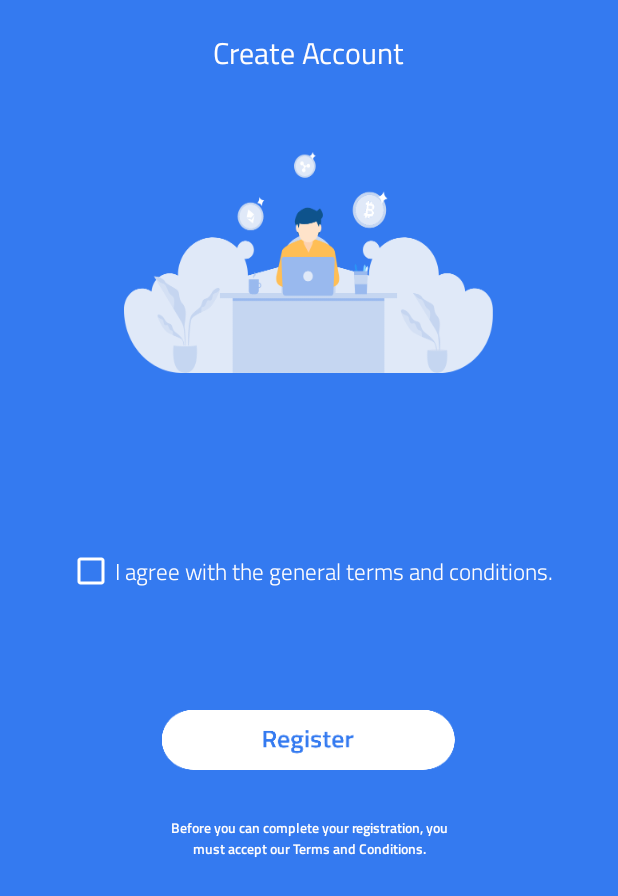
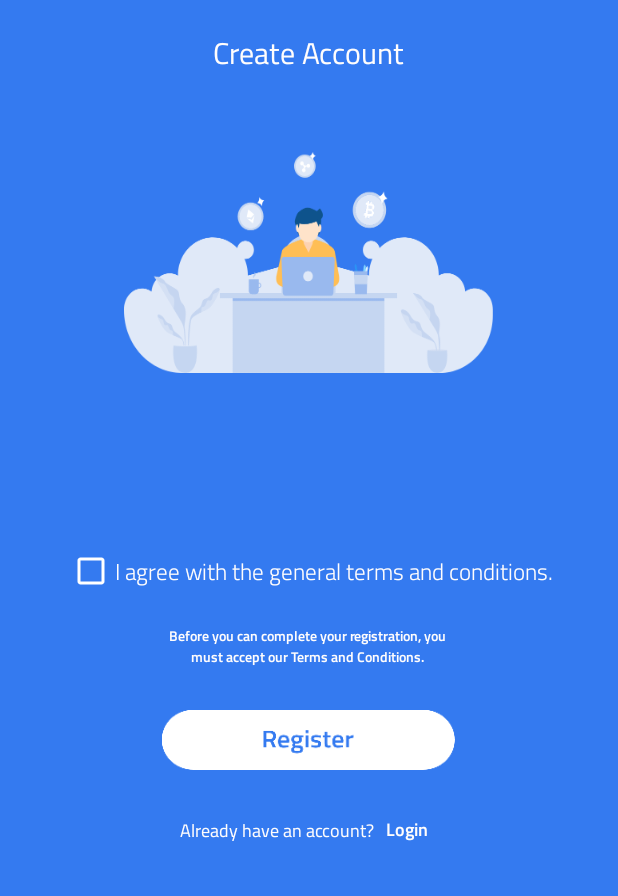
Before and after one commit to matus-olejnik/mobv, an Android app: the RegistrationFragment screen opened through its navigation route, on a phone screen of 412 x 824 dp. Shown: the top 896 px of the screen. Run offline under Robolectric (Android 15) with nearby library versions, the phone set to English and light mode, and no system bars; our stand-ins replace Room's generated code, data binding; libraries missing offline, so code that uses them is left out: org.stellar.sdk; network calls fail.

Commit message:
feat: design correction

```diff
--- a/app/src/main/java/com/emmm/mobv/screens/main/MainViewModel.kt
+++ b/app/src/main/java/com/emmm/mobv/screens/main/MainViewModel.kt
@@ -15,7 +15,8 @@ class MainViewModel(private val repository: DataRepository) : ViewModel() {
     fun fetchActualBalance(accountId: String) {
         viewModelScope.launch {
             val actualBalance = repository.getActualBalance(accountId)
-            moneyBalanceTextView.value = actualBalance
+            val xml = " XML"
+            moneyBalanceTextView.value = String.format("%.7s", actualBalance) + xml
         }
     }
 
--- a/app/src/main/res/layout/contact_item.xml
+++ b/app/src/main/res/layout/contact_item.xml
@@ -46,10 +46,9 @@
             android:layout_marginTop="8dp"
             android:layout_toRightOf="@id/image_view"
             android:fontFamily="@font/titillium_web_semi_bold"
-            android:text="Janko Hráško"
+            android:text="@{contactItem.name}"
             android:textColor="#0D1F3C"
             android:textSize="15sp" />
-        <!--android:text="@{contactItem.name}"-->
 
         <TextView
             android:id="@+id/contactAccountId"
@@ -59,11 +58,10 @@
             android:layout_marginTop="32dp"
             android:layout_toRightOf="@id/image_view"
             android:fontFamily="@font/titillium_web_regular"
-            android:text="GDGZ3UUZAPKFDQBZXC7PCFT7JGMOF6Y5RO4NZOSLSEQFWOHX3FF5MOUC"
+            android:text="@{contactItem.contactAccountId}"
             android:textAlignment="center"
             android:textColor="#485068"
             android:textSize="15sp" />
-        <!--android:text="@{contactItem.contactAccountId}"-->
 
     </RelativeLayout>
 </layout>
--- a/app/src/main/res/layout/main_fragment.xml
+++ b/app/src/main/res/layout/main_fragment.xml
@@ -159,7 +159,7 @@
             android:layout_width="wrap_content"
             android:layout_height="wrap_content"
             android:fontFamily="@font/titillium_web_regular"
-            android:text="1 000 XML"
+            android:text="@={model.moneyBalanceTextView}"
             android:textColor="#485068"
             android:textSize="15sp"
             app:layout_constraintBottom_toBottomOf="@+id/background_XML"
@@ -169,7 +169,7 @@
             app:layout_constraintTop_toTopOf="@+id/background_XML"
             app:layout_constraintVertical_bias="0.629"
             tools:ignore="MissingConstraints" />
-        <!--android:text="@={model.moneyBalanceTextView}"-->
+        <!--android:text="1 000 XML"-->
 
         <TextView
             android:id="@+id/balance_XML_euro"
--- a/app/src/main/res/layout/registration_fragment.xml
+++ b/app/src/main/res/layout/registration_fragment.xml
@@ -109,12 +109,46 @@
             app:layout_constraintTop_toBottomOf="@+id/register_icon"
             app:layout_constraintVertical_bias="0.224" />
 
-        <!--Attention! I temporarily hid the given button, which overlaps the Register button, using the visibility property.-->
+        <TextView
+            android:id="@+id/textView2"
+            android:layout_width="wrap_content"
+            android:layout_height="wrap_content"
+            android:layout_marginBottom="36dp"
+            android:fontFamily="@font/titillium_web_regular"
+            android:text="Already have an account?"
+            android:textAlignment="center"
+            android:textColor="#FFFDFD"
+            android:textSize="12sp"
+            app:layout_constraintBottom_toBottomOf="parent"
+            app:layout_constraintEnd_toStartOf="@+id/textView3"
+            app:layout_constraintHorizontal_bias="0.945"
+            app:layout_constraintStart_toStartOf="parent"
+            app:layout_constraintTop_toBottomOf="@+id/registrationButton"
+            app:layout_constraintVertical_bias="0.119"
+            tools:ignore="MissingConstraints" />
+
+        <TextView
+            android:id="@+id/textView3"
+            android:layout_width="wrap_content"
+            android:layout_height="wrap_content"
+            android:layout_marginBottom="36dp"
+            android:fontFamily="@font/titillium_web_semi_bold"
+            android:text="Login"
+            android:textAlignment="center"
+            android:textColor="#FFFDFD"
+            android:textSize="12sp"
+            app:layout_constraintBottom_toBottomOf="parent"
+            app:layout_constraintEnd_toEndOf="parent"
+            app:layout_constraintHorizontal_bias="0.671"
+            app:layout_constraintStart_toStartOf="parent"
+            app:layout_constraintTop_toBottomOf="@+id/registrationButton"
+            app:layout_constraintVertical_bias="0.117"
+            tools:ignore="MissingConstraints" />
 
         <TextView
             android:id="@+id/errorTextView"
-            android:layout_width="203dp"
-            android:layout_height="36dp"
+            android:layout_width="197dp"
+            android:layout_height="34dp"
             android:fontFamily="@font/titillium_web_semi_bold"
             android:text="@string/terms_and_conditions"
             android:textAlignment="center"
@@ -124,9 +158,10 @@
             android:visibility="@{(model.checkboxChecked == true ? View.GONE : (model.checkboxChecked == false ? View.VISIBLE : View.INVISIBLE))}"
             app:layout_constraintBottom_toBottomOf="parent"
             app:layout_constraintEnd_toEndOf="parent"
+            app:layout_constraintHorizontal_bias="0.495"
             app:layout_constraintStart_toStartOf="parent"
             app:layout_constraintTop_toBottomOf="@+id/secretSeedTextView"
-            app:layout_constraintVertical_bias="0.408" />
+            app:layout_constraintVertical_bias="0.096" />
 
         <ProgressBar
             android:id="@+id/progress_Bar"
@@ -146,7 +181,7 @@
             app:layout_constraintHorizontal_bias="0.497"
             app:layout_constraintStart_toStartOf="parent"
             app:layout_constraintTop_toBottomOf="@+id/register_icon"
-            app:layout_constraintVertical_bias="0.687" />
+            app:layout_constraintVertical_bias="0.704" />
 
         <Button
             android:id="@+id/registrationButton"
@@ -171,10 +206,9 @@
             android:visibility="@{(model.goToLoginPageButtonVisibility == View.VISIBLE ? View.VISIBLE : (model.goToLoginPageButtonVisibility == View.GONE ? View.GONE : View.INVISIBLE))}"
             app:layout_constraintBottom_toBottomOf="parent"
             app:layout_constraintEnd_toEndOf="parent"
-            app:layout_constraintHorizontal_bias="0.497"
             app:layout_constraintStart_toStartOf="parent"
             app:layout_constraintTop_toBottomOf="@+id/secretSeedTextView"
-            app:layout_constraintVertical_bias="0.125"
+            app:layout_constraintVertical_bias="0.13"
             tools:ignore="MissingConstraints,SpeakableTextPresentCheck" />
 
     </androidx.constraintlayout.widget.ConstraintLayout>
--- a/app/src/main/res/layout/transaction_item.xml
+++ b/app/src/main/res/layout/transaction_item.xml
@@ -47,7 +47,7 @@
             android:layout_marginTop="11dp"
             android:layout_toRightOf="@id/image_view"
             android:fontFamily="@font/titillium_web_semi_bold"
-            android:text="10 000.00"
+            android:text="1 000"
             android:textColor="#0D1F3C"
             android:textSize="15sp" />
         <!--android:text="@{transactionItemDto.income ? transactionItemDto.amount : ('-' + transactionItemDto.amount)}"-->
@@ -87,11 +87,10 @@
             android:layout_marginTop="40dp"
             android:layout_toRightOf="@id/image_view"
             android:fontFamily="@font/titillium_web_regular"
-            android:text="GDGZ3UUZAPKFDQBZXC7PCFT7JGMOF6Y5RO4NZOSLSEQFWOHX3FF5MOUC"
+            android:text="@{transactionItemDto.subject}"
             android:textAlignment="center"
             android:textColor="#485068"
             android:textSize="15sp" />
-        <!--android:text="@{transactionItemDto.subject}"-->
 
     </RelativeLayout>
 </layout>
```
Also changed, not shown: app/src/main/res/drawable-hdpi/neo.png, app/src/main/res/drawable-ldpi/neo.png, app/src/main/res/drawable-mdpi/neo.png, app/src/main/res/drawable-xhdpi/neo.png, app/src/main/res/drawable-xxhdpi/neo.png, app/src/main/res/drawable-xxxhdpi/neo.png.
